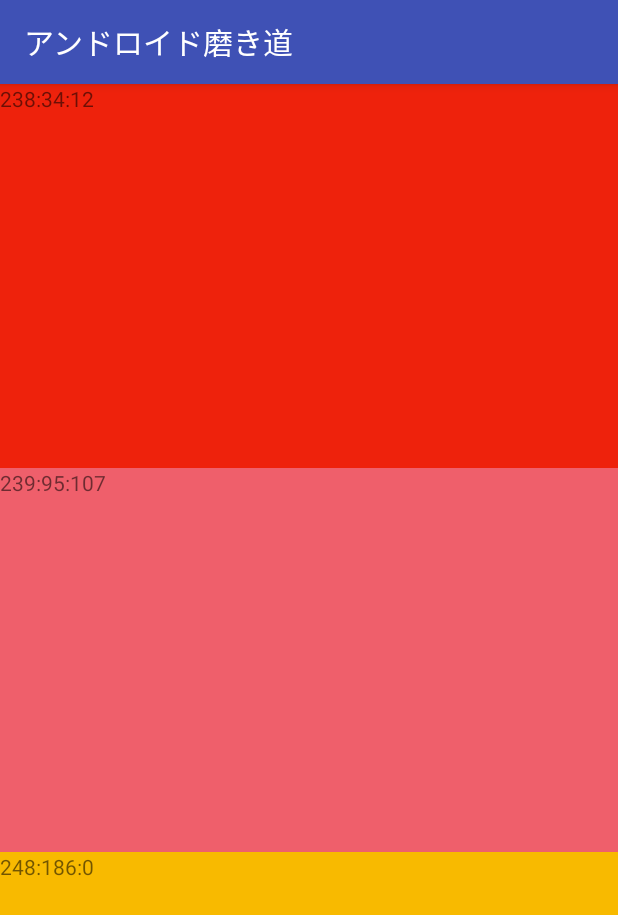
After one commit to xu1718191411/LearningAndroid, an Android app: the foundation_activity_get_attribute_from_xml screen opened directly, with no data from a screen before it, on a phone screen of 412 x 824 dp. The commit adds this screen. Shown: the top 915 px of the screen. Run offline under Robolectric (Android 15) with nearby library versions, the phone set to English and light mode, and no system bars.

Commit message:
AndroidカスタマイズのLinearLayout + XMLから属性(attribute)を取得して表示させる

```diff
--- a/app/src/main/AndroidManifest.xml
+++ b/app/src/main/AndroidManifest.xml
@@ -81,6 +81,8 @@
         <activity android:name=".launch_others.LaunchOtherAppActivity"/>
         <activity android:name=".YoutubeActivity">
         </activity>
+        <activity android:name=".foundation.activity.foundation_activity_get_attribute_from_xml">
+        </activity>
     </application>
 
 </manifest>
--- a/app/src/main/java/com/example/syoui/imagetab/YoutubeActivity.java
+++ b/app/src/main/java/com/example/syoui/imagetab/YoutubeActivity.java
@@ -25,8 +25,6 @@ public class YoutubeActivity extends YouTubeFailureRecoveryActivity {
 
         YouTubePlayerView youTubeView = (YouTubePlayerView) findViewById(R.id.youtubeView);
         youTubeView.initialize("test", this);
-
-
 
     }
 
--- /dev/null
+++ b/app/src/main/java/com/example/syoui/imagetab/foundation/activity/MyLinerLayout.java
@@ -0,0 +1,58 @@
+package com.example.syoui.imagetab.foundation.activity;
+
+import android.content.Context;
+import android.content.res.Resources;
+import android.graphics.Color;
+import android.support.annotation.Nullable;
+import android.util.AttributeSet;
+import android.view.LayoutInflater;
+import android.view.View;
+import android.widget.LinearLayout;
+import android.widget.TextView;
+
+import com.example.syoui.imagetab.R;
+
+/**
+ * Created by syoui on 2018/01/31.
+ */
+class MyLinerLayout extends LinearLayout {
+
+    private LayoutInflater mLayoutInflater;
+    private Resources mResources;
+    public MyLinerLayout(Context context) {
+        super(context);
+    }
+
+    public MyLinerLayout(Context context, @Nullable AttributeSet attrs) {
+        super(context, attrs);
+        initialize(attrs,0);
+    }
+
+    public MyLinerLayout(Context context, @Nullable AttributeSet attrs, int defStyleAttr) {
+        super(context, attrs, defStyleAttr);
+        initialize(attrs,defStyleAttr);
+    }
+
+    private void initialize(AttributeSet attrs, int defStyleAttr){
+        int r = 255;
+        int g = 255;
+        int b = 255;
+        if(attrs != null){
+            String packageName = "http://www.mrway.net/syoui";
+            r = attrs.getAttributeIntValue(packageName,"r",255);
+            g = attrs.getAttributeIntValue(packageName,"g",255);
+            b = attrs.getAttributeIntValue(packageName,"b",255);
+        }
+
+        mResources	= getContext().getResources();
+        mLayoutInflater 	= LayoutInflater.from(getContext());
+        View view 	= mLayoutInflater.inflate(R.layout.my_liner_layout, this);
+        ((TextView) view.findViewById(R.id.color)).setText(r+":"+g+":"+b);
+
+        int backgroundColor = Color.argb(255,r,g,b);
+        ((LinearLayout) view.findViewById(R.id.colorLayout)).setBackgroundColor(backgroundColor);
+
+    }
+
+
+}
--- /dev/null
+++ b/app/src/main/java/com/example/syoui/imagetab/foundation/activity/foundation_activity_get_attribute_from_xml.java
@@ -0,0 +1,16 @@
+package com.example.syoui.imagetab.foundation.activity;
+
+import android.os.Bundle;
+import android.support.v7.app.AppCompatActivity;
+
+import com.example.syoui.imagetab.R;
+
+public class foundation_activity_get_attribute_from_xml extends AppCompatActivity {
+
+    @Override
+    protected void onCreate(Bundle savedInstanceState) {
+        super.onCreate(savedInstanceState);
+        setContentView(R.layout.activity_foundation_get_attribute_from_xml);
+    }
+
+}
--- a/app/src/main/java/com/example/syoui/imagetab/subListViewActivity.java
+++ b/app/src/main/java/com/example/syoui/imagetab/subListViewActivity.java
@@ -47,17 +47,17 @@ public class subListViewActivity extends AppCompatActivity {
 
         String[] arrString = {};
         if(type == 0){
+            arrString = getResources().getStringArray(R.array.type0);
+        }else if(type == 1){
             arrString = getResources().getStringArray(R.array.type1);
-        }else if(type == 1){
+        }else if(type == 2){
             arrString = getResources().getStringArray(R.array.type2);
-        }else if(type == 2){
+        }else if(type == 3){
             arrString = getResources().getStringArray(R.array.type3);
-        }else if(type == 3){
+        }else if(type == 4){
             arrString = getResources().getStringArray(R.array.type4);
-        }else if(type == 4){
+        }else if(type == 5){
             arrString = getResources().getStringArray(R.array.type5);
-        }else if(type == 5){
-            arrString = getResources().getStringArray(R.array.type6);
         }else{
             arrString = getResources().getStringArray(R.array.typeDefault);
         }
@@ -110,6 +110,9 @@ public class subListViewActivity extends AppCompatActivity {
                             break;
                         case 7:
                             intent = new Intent(getApplication(),com.example.syoui.imagetab.foundation.activity.foundation_activity_side_menu.class);
+                            break;
+                        case 8:
+                            intent = new Intent(getApplication(),com.example.syoui.imagetab.foundation.activity.foundation_activity_get_attribute_from_xml.class);
                             break;
                         default:
                             intent = new Intent(getApplication(),com.example.syoui.imagetab.foundation.activity.foundation_activity_layout.class);
--- /dev/null
+++ b/app/src/main/res/layout/activity_foundation_get_attribute_from_xml.xml
@@ -0,0 +1,52 @@
+<?xml version="1.0" encoding="utf-8"?>
+<android.support.constraint.ConstraintLayout
+    xmlns:android="http://schemas.android.com/apk/res/android"
+    xmlns:app="http://schemas.android.com/apk/res-auto"
+    xmlns:tools="http://schemas.android.com/tools"
+    android:layout_width="match_parent"
+    android:layout_height="match_parent"
+    tools:context="com.example.syoui.imagetab.foundation.activity.foundation_activity_get_attribute_from_xml">
+
+<LinearLayout
+    android:layout_width="match_parent"
+    android:layout_height="match_parent"
+    android:orientation="vertical">
+
+
+    <com.example.syoui.imagetab.foundation.activity.MyLinerLayout
+        xmlns:color="http://www.mrway.net/syoui"
+        color:r="238"
+        color:g="34"
+        color:b="12"
+        android:layout_width="match_parent"
+        android:layout_height="0dp"
+        android:layout_weight="1">
+    </com.example.syoui.imagetab.foundation.activity.MyLinerLayout>
+
+    <com.example.syoui.imagetab.foundation.activity.MyLinerLayout
+        xmlns:color="http://www.mrway.net/syoui"
+        color:r="239"
+        color:g="95"
+        color:b="107"
+        android:layout_width="match_parent"
+        android:layout_height="0dp"
+        android:layout_weight="1">
+    </com.example.syoui.imagetab.foundation.activity.MyLinerLayout>
+
+
+    <com.example.syoui.imagetab.foundation.activity.MyLinerLayout
+        xmlns:color="http://www.mrway.net/syoui"
+        color:r="248"
+        color:g="186"
+        color:b="0"
+        android:layout_width="match_parent"
+        android:layout_height="0dp"
+        android:layout_weight="1">
+    </com.example.syoui.imagetab.foundation.activity.MyLinerLayout>
+
+
+</LinearLayout>
+
+
+
+</android.support.constraint.ConstraintLayout>
--- /dev/null
+++ b/app/src/main/res/layout/my_liner_layout.xml
@@ -0,0 +1,12 @@
+<?xml version="1.0" encoding="utf-8"?>
+<LinearLayout
+              android:id="@+id/colorLayout"
+              xmlns:android="http://schemas.android.com/apk/res/android"
+              android:layout_width="match_parent"
+              android:layout_height="match_parent">
+            <TextView
+                android:id="@+id/color"
+                android:layout_width="match_parent"
+                android:layout_height="match_parent"
+                android:text="white"/>
+</LinearLayout>
--- a/app/src/main/res/values/categories.xml
+++ b/app/src/main/res/values/categories.xml
@@ -37,7 +37,7 @@
     </string-array>
 
 
-    <string-array name="type1">
+    <string-array name="type0">
         <item>リストアクティビティを作成する</item>
         <item>折りたたみ可能なリストアクティビティを作成する</item>
         <item>ランチャーアクティビティを作成する</item>
@@ -46,6 +46,7 @@
         <item>GoogleMap</item>
         <item>ナビコン起動する</item>
         <item>サイドメニュー</item>
+        <item>レイアウトの属性の値を取得する</item>
         <item>タブ画面を作成する</item>
         <item>タブが選択されると</item>
         <item>タブ画面を作成する....</item>
@@ -56,12 +57,13 @@
         <item>画面の向きを設定する</item>
     </string-array>
 
-    <string-array name="type2">
+
+    <string-array name="type1">
         <item>基本的な</item>
         <item>マップの拡張機能</item>
     </string-array>
 
-    <string-array name="type3">
+    <string-array name="type2">
         <item>センサーの一覧を取得する</item>
         <item>加速度センサーの値を取得する</item>
         <item>傾きセンサーの値を取得する</item>
@@ -73,13 +75,13 @@
         <item>直線加速度センサーの値を取得する</item>
     </string-array>カメラ
 
-    <string-array name="type4">
+    <string-array name="type3">
         <item>カメラを呼び出す</item>
         <item>カメラプレビュー</item>
     </string-array>
 
 
-    <string-array name="type5">
+    <string-array name="type4">
         <item>alert</item>
         <item>confirm</item>
         <item>customize popUp</item>
@@ -87,7 +89,7 @@
     </string-array>
 
 
-    <string-array name="type6">
+    <string-array name="type5">
         <item>listener処理</item>
     </string-array>
 
```
